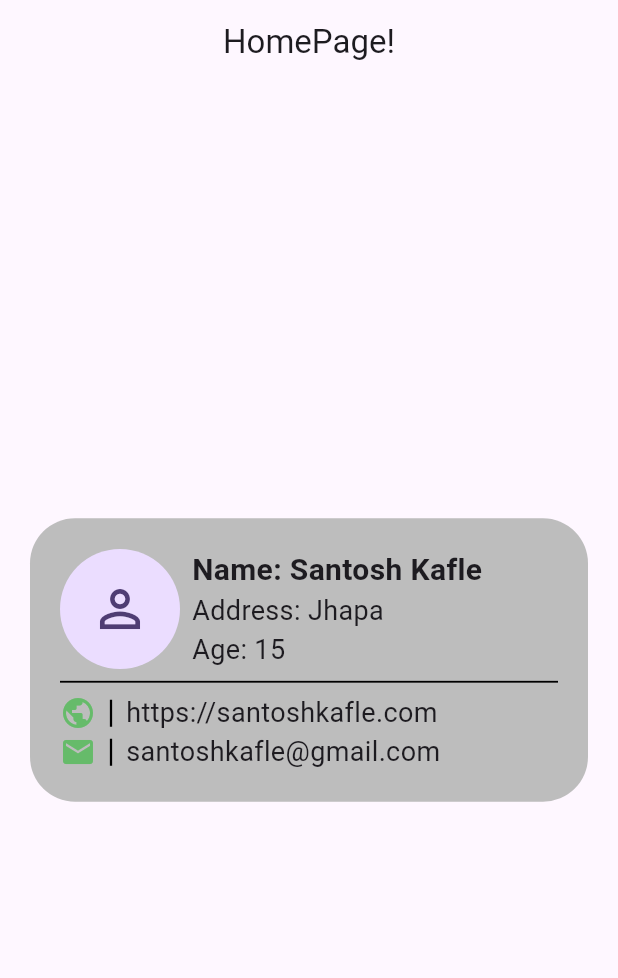
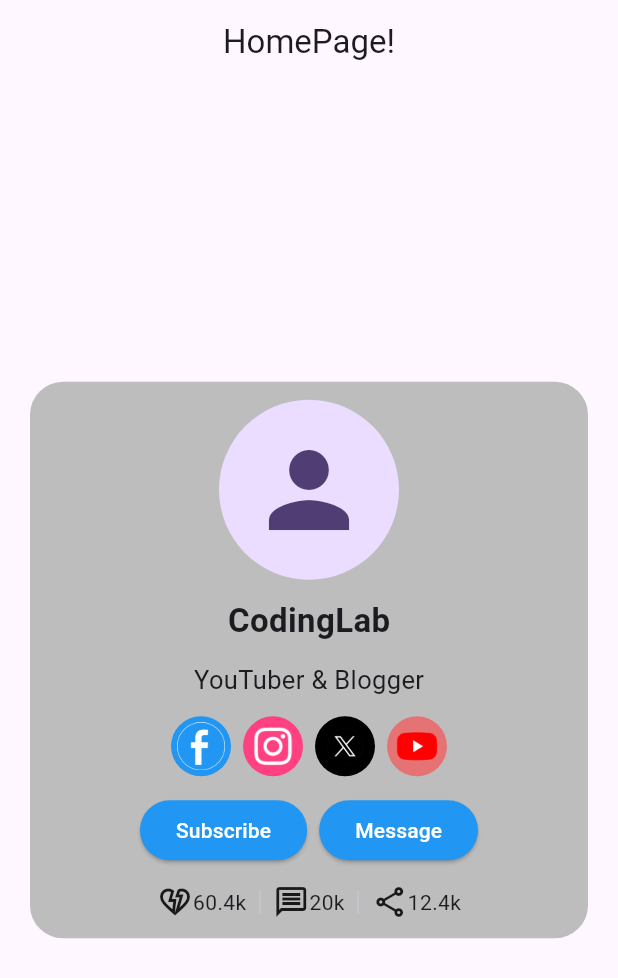
Before and after one commit to santoshkafle/new_app, a Flutter app: the screen it shows after launch, on a phone screen of 412 x 824 dp. Shown: the top 978 px of the screen. Run offline on Flutter 3.47's test engine with Material 3 defaults, Android fonts, the phone set to English and light mode, and no system bars.

Commit message:
simple profile view card

```diff
--- /dev/null
+++ b/lib/CustomWidget/customwidget.dart
@@ -0,0 +1,88 @@
+import 'package:flutter/material.dart';
+import 'package:flutter/widgets.dart';
+
+class CustomWidget {
+  Widget CardView() {
+    return Container(
+      padding: EdgeInsets.all(20),
+      margin: EdgeInsets.all(20),
+      decoration: BoxDecoration(
+        color: Colors.grey[400],
+        borderRadius: BorderRadius.circular(30),
+      ),
+      child: Column(
+        mainAxisSize: MainAxisSize.min,
+        children: [
+          //first childrreen....
+          Row(
+            spacing: 8,
+            children: [
+              CircleAvatar(
+                radius: 40,
+                child: Icon(Icons.person_outline, size: 40),
+              ),
+              Column(
+                crossAxisAlignment: CrossAxisAlignment.start,
+                children: [
+                  Text(
+                    "Name: Santosh Kafle",
+                    style: TextStyle(fontSize: 20, fontWeight: FontWeight.bold),
+                  ),
+                  Text(
+                    "Address: Jhapa",
+                    style: TextStyle(fontSize: 18, fontWeight: FontWeight.w400),
+                  ),
+                  Text(
+                    "Age: 15",
+                    style: TextStyle(fontSize: 18, fontWeight: FontWeight.w400),
+                  ),
+                ],
+              ),
+            ],
+          ),
+          //second childrreen....
+          Divider(thickness: 1.2, color: Colors.black),
+          //Last childrreen....
+          Column(
+            children: [
+              Row(
+                children: [
+                  Icon(Icons.public, color: Colors.green[400]),
+                  SizedBox(
+                    height: 18,
+                    child: VerticalDivider(
+                      width: 20,
+                      thickness: 1.5,
+                      color: Colors.black,
+                    ),
+                  ),
+                  Text(
+                    "https://santoshkafle.com",
+                    style: TextStyle(fontSize: 18),
+                  ),
+                ],
+              ),
+              Row(
+                children: [
+                  Icon(Icons.email, color: Colors.green[400]),
+                  SizedBox(
+                    height: 18,
+                    child: VerticalDivider(
+                      width: 20,
+                      thickness: 1.5,
+                      color: Colors.black,
+                    ),
+                  ),
+                  Text(
+                    "santoshkafle@gmail.com",
+                    style: TextStyle(fontSize: 18),
+                  ),
+                ],
+              ),
+            ],
+          ),
+        ],
+      ),
+    );
+  }
+}
--- a/lib/homepage.dart
+++ b/lib/homepage.dart
@@ -1,4 +1,5 @@
 import 'package:flutter/material.dart';
+import 'package:new_app/CustomWidget/customwidget.dart';
 
 class Homepage extends StatelessWidget {
   const Homepage({super.key});
@@ -9,88 +10,125 @@ class Homepage extends StatelessWidget {
       appBar: AppBar(title: Center(child: Text("HomePage!"))),
       body: Center(
         child: Container(
-          padding: EdgeInsets.all(20),
+          padding: EdgeInsets.all(12),
           margin: EdgeInsets.all(20),
           decoration: BoxDecoration(
             color: Colors.grey[400],
-            borderRadius: BorderRadius.circular(30),
+            borderRadius: BorderRadius.circular(22),
           ),
           child: Column(
             mainAxisSize: MainAxisSize.min,
+            spacing: 12,
+            mainAxisAlignment: MainAxisAlignment.center,
             children: [
-              //first childrreen....
+              CircleAvatar(radius: 60, child: Icon(Icons.person, size: 80)),
+              Text(
+                "CodingLab",
+                style: TextStyle(fontSize: 22, fontWeight: FontWeight.bold),
+              ),
+              Text(
+                "YouTuber & Blogger",
+                style: TextStyle(fontSize: 17, fontWeight: FontWeight.w400),
+              ),
+              //media links here....
               Row(
+                mainAxisAlignment: MainAxisAlignment.center,
                 spacing: 8,
                 children: [
+                  // facebook logo...
                   CircleAvatar(
-                    radius: 40,
-                    child: Icon(Icons.person_outline, size: 40),
-                  ),
-                  Column(
-                    crossAxisAlignment: CrossAxisAlignment.start,
-                    children: [
-                      Text(
-                        "Name: Santosh Kafle",
-                        style: TextStyle(
-                          fontSize: 20,
-                          fontWeight: FontWeight.bold,
+                    radius: 20,
+                    backgroundColor: Colors.blue,
+                    child: Image.asset(
+                      "assest/facebook-circle-logo.png",
+                      color: Colors.white,
+                      width: 32,
+                      height: 32,
                     ),
                   ),
-                      Text(
-                        "Address: Jhapa",
-                        style: TextStyle(
-                          fontSize: 18,
-                          fontWeight: FontWeight.w400,
+                  // insta logo...
+                  CircleAvatar(
+                    radius: 20,
+                    backgroundColor: Colors.pinkAccent,
+                    child: Image.asset(
+                      "assest/instgramlogo.png",
+                      color: Colors.white,
+                      width: 26,
+                      height: 26,
                     ),
                   ),
-                      Text(
-                        "Age: 15",
-                        style: TextStyle(
-                          fontSize: 18,
-                          fontWeight: FontWeight.w400,
+                  // twitter logo...
+                  CircleAvatar(
+                    radius: 20,
+                    backgroundColor: Colors.black,
+                    child: Image.asset(
+                      "assest/twittericon.png",
+                      fit: BoxFit.cover,
+                    ),
+                  ),
+                  // yt logo...
+                  CircleAvatar(
+                    radius: 20,
+                    backgroundColor: Colors.red[300],
+                    child: Image.asset(
+                      "assest/yticon.png",
+                      fit: BoxFit.cover,
+                      width: 32,
+                      height: 32,
                     ),
                   ),
                 ],
               ),
-                ],
+              //buttons here.....
+              Row(
+                mainAxisAlignment: MainAxisAlignment.center,
+                spacing: 8,
+                children: [
+                  ElevatedButton(
+                    onPressed: () {},
+                    style: ElevatedButton.styleFrom(
+                      backgroundColor: Colors.blue,
                     ),
-              //second childrreen....
-              Divider(thickness: 1.2, color: Colors.black),
-              //Last childrreen....
-              Column(
-                children: [
-                  Row(
-                    children: [
-                      Icon(Icons.public, color: Colors.green[400]),
-                      SizedBox(
-                        height: 18,
-                        child: VerticalDivider(
-                          width: 20,
-                          thickness: 1.5,
-                          color: Colors.black,
+                    child: Text(
+                      "Subscribe",
+                      style: TextStyle(color: Colors.white, fontSize: 14),
                     ),
                   ),
-                      Text(
-                        "https://santoshkafle.com",
-                        style: TextStyle(fontSize: 18),
+                  ElevatedButton(
+                    onPressed: () {},
+                    style: ElevatedButton.styleFrom(
+                      backgroundColor: Colors.blue,
+                    ),
+                    child: Text(
+                      "Message",
+                      style: TextStyle(color: Colors.white, fontSize: 14),
+                    ),
                   ),
                 ],
               ),
+              //like & share section here....
+              Row(
+                mainAxisAlignment: MainAxisAlignment.center,
+                children: [
+                  //first child... of like & share section...
                   Row(
                     children: [
-                      Icon(Icons.email, color: Colors.green[400]),
-                      SizedBox(
-                        height: 18,
-                        child: VerticalDivider(
-                          width: 20,
-                          thickness: 1.5,
-                          color: Colors.black,
+                      Icon(Icons.heart_broken_outlined),
+                      Text("60.4k", style: TextStyle(fontSize: 14)),
+                    ],
                   ),
+                  SizedBox(height: 16, child: VerticalDivider(width: 18)),
+                  Row(
+                    children: [
+                      Icon(Icons.message_outlined),
+                      Text("20k", style: TextStyle(fontSize: 14)),
+                    ],
                   ),
-                      Text(
-                        "santoshkafle@gmail.com",
-                        style: TextStyle(fontSize: 18),
-                      ),
+                  SizedBox(height: 16, child: VerticalDivider(width: 18)),
+                  Row(
+                    children: [
+                      Icon(Icons.share_outlined),
+                      Text("12.4k", style: TextStyle(fontSize: 14)),
                     ],
                   ),
                 ],
--- a/pubspec.yaml
+++ b/pubspec.yaml
@@ -58,9 +58,8 @@ flutter:
   uses-material-design: true
 
   # To add assets to your application, add an assets section, like this:
-  # assets:
-  #   - images/a_dot_burr.jpeg
-  #   - images/a_dot_ham.jpeg
+  assets:
+    - assest/
 
   # An image asset can refer to one or more resolution-specific "variants", see
   # https://flutter.dev/to/resolution-aware-images
```
Also changed, not shown: assest/facebook-circle-logo.png (added), assest/instgramlogo.png (added), assest/twittericon.png (added), assest/yticon.png (added). Lines whose indentation alone changed are shown as unchanged.
